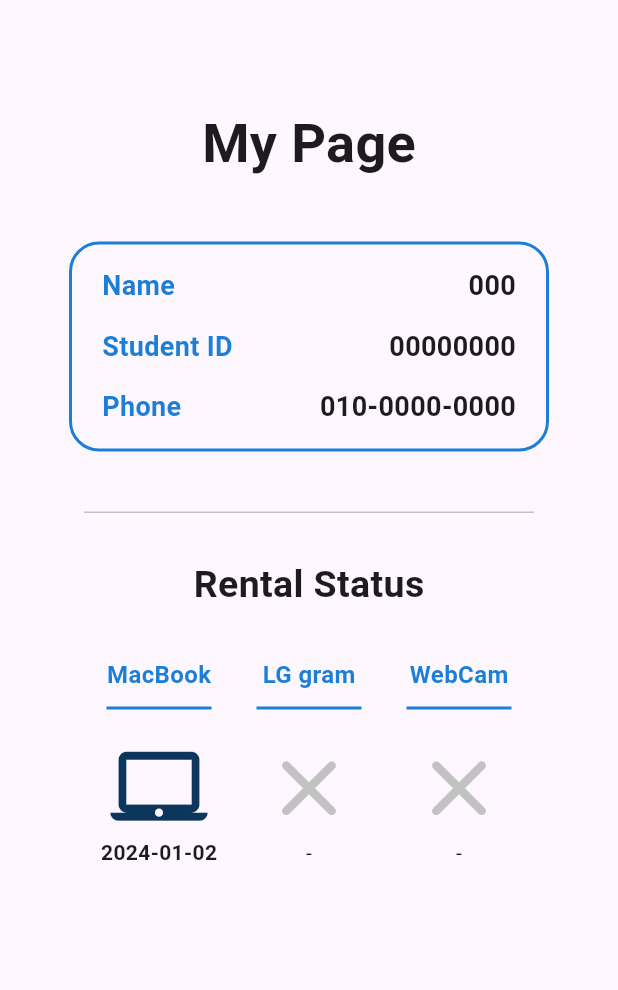
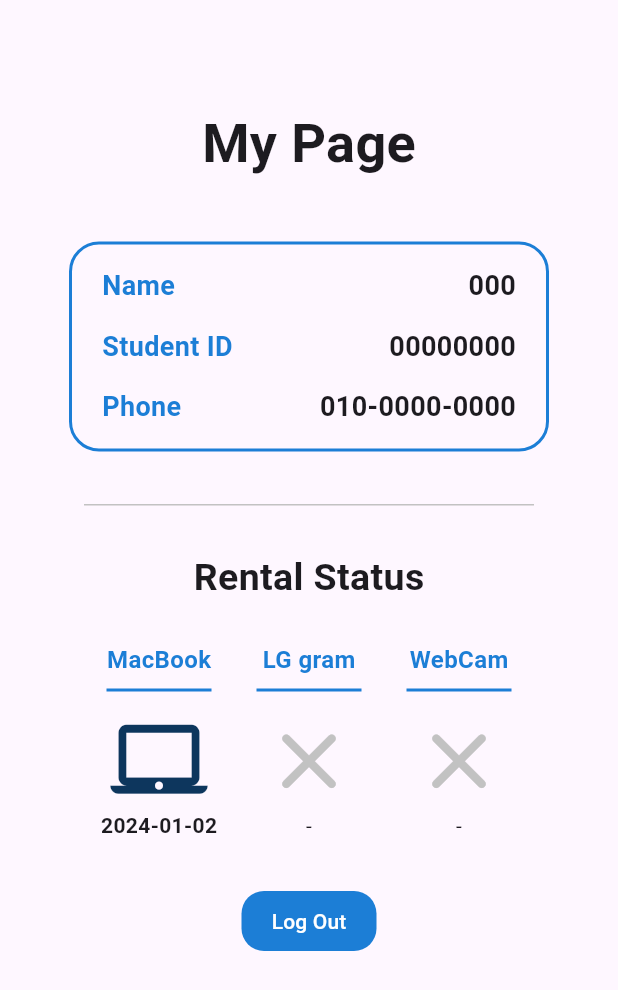
Before and after one commit to CAU-MobileApp-2023/CAU-rent, a Flutter app: the MyPage screen opened directly, on a phone screen of 412 x 824 dp. Shown: the top 990 px of the screen. Run offline on Flutter 3.47's test engine with Material 3 defaults, Android fonts, the phone set to English and light mode, and no system bars.

Commit message:
[FEAT] 로그아웃 구현

```diff
--- a/lib/mypage.dart
+++ b/lib/mypage.dart
@@ -95,7 +95,7 @@ class _MyPageState extends State<MyPage> {
                 ),
               ),
 
-              const SizedBox(height: 40),
+              const SizedBox(height: 35),
 
               Container(
                 height: 1.0,
@@ -106,7 +106,7 @@ class _MyPageState extends State<MyPage> {
               const SizedBox(height: 30),
 
               const Text('Rental Status', style: TextStyle(fontWeight: FontWeight.bold, fontSize: 25),),
-              const SizedBox(height: 30),
+              const SizedBox(height: 25),
 
               Row(
                   mainAxisAlignment: MainAxisAlignment.center,
@@ -117,7 +117,7 @@ class _MyPageState extends State<MyPage> {
                           children:[
                             const Text('MacBook',style:TextStyle(fontWeight:FontWeight.bold, fontSize: 16, color: AppColor.Blue),),
                             const SizedBox(
-                              height: 10,
+                              height: 8,
                             ),
                             Container(
                               height: 2.0,
@@ -125,7 +125,7 @@ class _MyPageState extends State<MyPage> {
                               color: AppColor.Blue,
                             ),
                             const SizedBox(
-                              height: 20,
+                              height: 14,
                             ),
                             const Icon(Icons.laptop_mac, color: AppColor.Blue4, size: 65),
 
@@ -141,7 +141,7 @@ class _MyPageState extends State<MyPage> {
                           children:[
                             const Text('LG gram',style:TextStyle(fontWeight:FontWeight.bold, fontSize: 16, color: AppColor.Blue),),
                             const SizedBox(
-                              height: 10,
+                              height: 8,
                             ),
                             Container(
                               height: 2.0,
@@ -149,7 +149,7 @@ class _MyPageState extends State<MyPage> {
                               color: AppColor.Blue,
                             ),
                             const SizedBox(
-                              height: 20,
+                              height: 14,
                             ),
                             const Icon(Icons.close_rounded, color: AppColor.Grey1, size: 65),
 
@@ -165,7 +165,7 @@ class _MyPageState extends State<MyPage> {
                           children:[
                             const Text('WebCam',style:TextStyle(fontWeight: FontWeight.bold, fontSize: 16, color: AppColor.Blue)),
                             const SizedBox(
-                              height: 10,
+                              height: 8,
                             ),
                             Container(
                               height: 2.0,
@@ -173,7 +173,7 @@ class _MyPageState extends State<MyPage> {
                               color: AppColor.Blue,
                             ),
                             const SizedBox(
-                              height: 20,
+                              height: 14,
                             ),
                             const Icon(Icons.close_rounded, color: AppColor.Grey1, size: 65),
 
@@ -182,7 +182,30 @@ class _MyPageState extends State<MyPage> {
                       ),
                     ),
                   ]
-              )
+              ),
+
+              const SizedBox(height: 30),
+
+              TextButton(
+                onPressed: () {
+                  Navigator.of(context).pop();
+                },
+                style: ButtonStyle(
+                  backgroundColor: MaterialStateProperty.all<Color>(AppColor.Blue),
+                  foregroundColor: MaterialStateProperty.all<Color>(Colors.white),
+                  fixedSize: MaterialStateProperty.all<Size>(const Size(90, 30)),
+                  shape: MaterialStateProperty.all<OutlinedBorder>(
+                      RoundedRectangleBorder(
+                        borderRadius: BorderRadius.circular(15.0),
+                      )
+                  ),
+                ),
+                child: const Text(
+                  'Log Out',
+                  style: TextStyle(fontSize: 14),
+                ),
+              ),
+
             ]
         ),
       ),
```
